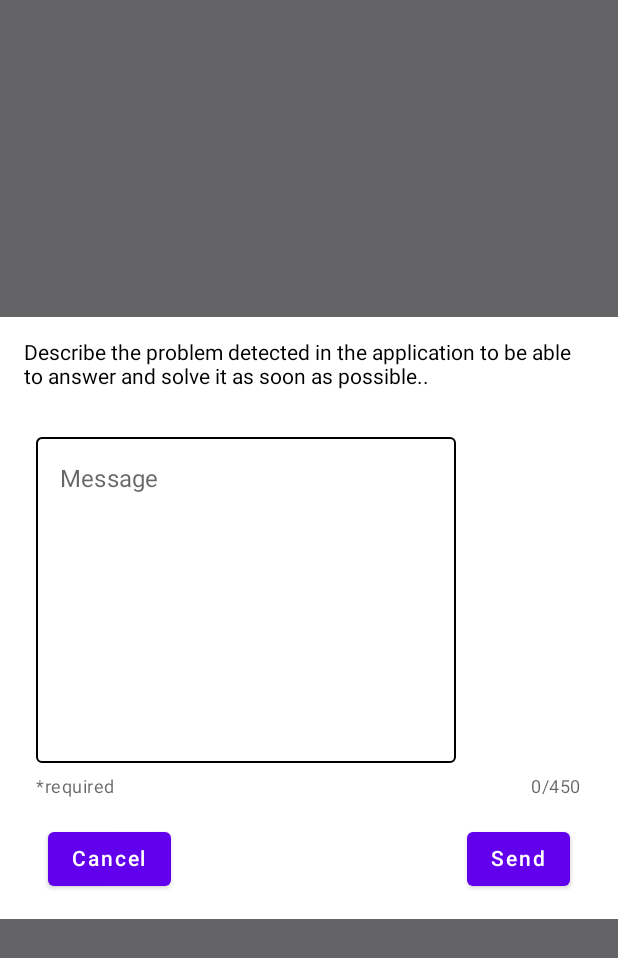
After one commit to rafabarbeytodev/MegaGifs, an Android app built with Jetpack Compose: the composable AlertDialogDeveloperContact shown on its own in the app's theme, on a phone screen of 412 x 824 dp. The commit adds this screen. Shown: the top 958 px of the screen. Run offline under Robolectric (Android 15) with nearby library versions, the phone set to English and light mode, and no system bars.

Commit message:
feature de contacto con developer contra Firebase

```diff
--- a/app/build.gradle
+++ b/app/build.gradle
@@ -98,10 +98,13 @@ dependencies {
     //Admon
     implementation 'com.google.android.gms:play-services-ads:22.2.0'
 
-
+    //Firebase
     implementation 'com.google.firebase:firebase-database-ktx:20.2.2'
     implementation 'com.google.firebase:firebase-analytics-ktx:21.3.0'
     implementation 'com.google.firebase:firebase-crashlytics-ktx:18.3.7'
+
+    //Datastore
+    implementation "androidx.datastore:datastore-preferences:1.0.0"
 
 
     testImplementation 'junit:junit:4.13.2'
--- a/app/src/main/java/com/aireadevs/megagifs/core/Constants.kt
+++ b/app/src/main/java/com/aireadevs/megagifs/core/Constants.kt
@@ -16,3 +16,7 @@ const val URL_PLAY_STORE = "https://play.google.com/store/apps/details?id=com.ai
 
 const val ADMON_BANNER_ID_TEST = "ca-app-pub-3940256099942544/6300978111"
 const val ADMON_BANNER_ID_PROD = "ca-app-pub-4913812792874695/3778378465"
+
+//Datastore
+const val USER_PREFERENCES_NAME = "user_preferences"
+const val MAIL_DEVELOPER = "mailDeveloper"
--- /dev/null
+++ b/app/src/main/java/com/aireadevs/megagifs/screenimages/ui/components/AlertDialogDeveloperContact.kt
@@ -0,0 +1,133 @@
+package com.aireadevs.megagifs.screenimages.ui.components
+
+import androidx.compose.foundation.layout.Arrangement
+import androidx.compose.foundation.layout.Box
+import androidx.compose.foundation.layout.Column
+import androidx.compose.foundation.layout.Row
+import androidx.compose.foundation.layout.Spacer
+import androidx.compose.foundation.layout.fillMaxWidth
+import androidx.compose.foundation.layout.height
+import androidx.compose.foundation.layout.padding
+import androidx.compose.material.Button
+import androidx.compose.material.ContentAlpha
+import androidx.compose.material.MaterialTheme
+import androidx.compose.material.OutlinedTextField
+import androidx.compose.material.Surface
+import androidx.compose.material.Text
+import androidx.compose.material.TextFieldDefaults
+import androidx.compose.material3.AlertDialog
+import androidx.compose.material3.ExperimentalMaterial3Api
+import androidx.compose.runtime.Composable
+import androidx.compose.runtime.getValue
+import androidx.compose.runtime.mutableStateOf
+import androidx.compose.runtime.remember
+import androidx.compose.runtime.setValue
+import androidx.compose.ui.Modifier
+import androidx.compose.ui.graphics.Color
+import androidx.compose.ui.unit.dp
+
+/*****
+ * Proyect: MegaGifs
+ * Package: com.aireadevs.megagifs.screenimages.ui.components
+ *
+ * Created by Rafael Barbeyto Torrellas on 31/07/2023 at 9:22
+ * More info: https://www.linkedin.com/in/rafa-barbeyto/
+ *
+ * All rights reserved 2023.
+ *****/
+@OptIn(ExperimentalMaterial3Api::class)
+@Composable
+fun AlertDialogDeveloperContact(onCloseAlert: () -> Unit, onSendMessage: (String) -> Unit) {
+
+    var myMessage by remember { mutableStateOf("") }
+    var messageError by remember { mutableStateOf(false) }
+
+    val counterMaxLength = 450
+
+    val assistiveElementText = if (messageError) "Error: required" else "*required"
+    val assistiveElementColor = if (messageError) {
+        MaterialTheme.colors.error
+    } else {
+        MaterialTheme.colors.onSurface.copy(alpha = ContentAlpha.medium)
+    }
+
+    AlertDialog(
+        onDismissRequest = {
+            onCloseAlert()
+        }
+    ) {
+        Surface(
+            shape = MaterialTheme.shapes.large
+        ) {
+            Column(
+                modifier = Modifier
+                    .padding(16.dp)
+            ) {
+                Text(
+                    text = "Describe the problem detected in the application to be able to " +
+                            "answer and solve it as soon as possible..",
+                )
+                Spacer(modifier = Modifier.height(16.dp))
+                OutlinedTextField(
+                    value = myMessage,
+                    onValueChange = {
+                        if (it.length <= counterMaxLength) myMessage = it
+                        messageError = false
+                    },
+                    modifier = Modifier
+                        .padding(8.dp)
+                        .height(225.dp),
+                    label = { Text(text = "Message") },
+                    colors = TextFieldDefaults.outlinedTextFieldColors(
+                        focusedBorderColor = Color.Magenta,
+                        unfocusedBorderColor = Color.Black
+                    ),
+                    maxLines = 18,
+                    isError = messageError
+                )
+                Row(
+                    modifier = Modifier.fillMaxWidth(),
+                    horizontalArrangement = Arrangement.SpaceBetween
+                ) {
+                    Text(
+                        text = assistiveElementText,
+                        color = assistiveElementColor,
+                        style = MaterialTheme.typography.caption,
+                        modifier = Modifier.padding(start = 8.dp)
+                    )
+                    Text(
+                        text = "${myMessage.length}/$counterMaxLength",
+                        color = MaterialTheme.colors.onSurface.copy(alpha = ContentAlpha.medium),
+                        style = MaterialTheme.typography.caption,
+                        modifier = Modifier.padding(end = 8.dp)
+                    )
+                }
+
+                Row(modifier = Modifier.fillMaxWidth(),horizontalArrangement = Arrangement.SpaceBetween) {
+                    Box(modifier = Modifier.padding(start = 16.dp,top=16.dp)) {
+                        Button(
+                            onClick = {
+                                onCloseAlert()
+                            }
+                        ) {
+                            Text("Cancel")
+                        }
+                    }
+                    Box(modifier = Modifier.padding(end = 16.dp,top=16.dp)) {
+                        Button(
+                            onClick = {
+                                messageError = myMessage.isBlank()
+                                if (!messageError) {
+                                    onSendMessage(myMessage)
+                                    onCloseAlert()
+                                }
+                            }
+                        ) {
+                            Text("Send")
+                        }
+                    }
+                }
+            }
+        }
+    }
+}
```
Also changed, not shown: app/src/main/java/com/aireadevs/megagifs/data/datastore/DataStoreEntity.kt (added, +17 -0 lines), app/src/main/java/com/aireadevs/megagifs/data/datastore/DataStoreRepository.kt (added, +19 -0 lines), app/src/main/java/com/aireadevs/megagifs/data/datastore/DataStoreRepositoryImpl.kt (added, +33 -0 lines), app/src/main/java/com/aireadevs/megagifs/di/DatastoreModule.kt (added, +32 -0 lines), app/src/main/java/com/aireadevs/megagifs/screenfavorites/ui/FavoritesScreenViewModel.kt (deleted, +0 -77 lines), app/src/main/java/com/aireadevs/megagifs/screenimages/ui/ImagesScreen.kt (+29 -6 lines), app/src/main/java/com/aireadevs/megagifs/screenimages/ui/ImagesScreenViewModel.kt (+82 -2 lines), app/src/main/java/com/aireadevs/megagifs/screenimages/ui/components/DrawerPrincipal.kt (+2 -6 lines), app/src/main/java/com/aireadevs/megagifs/ui/MainActivity.kt (+7 -3 lines), app/src/main/java/com/aireadevs/megagifs/ui/MainViewModel.kt (+42 -1 lines), app/src/main/java/com/aireadevs/megagifs/ui/model/ReportModel.kt (added, +21 -0 lines).
